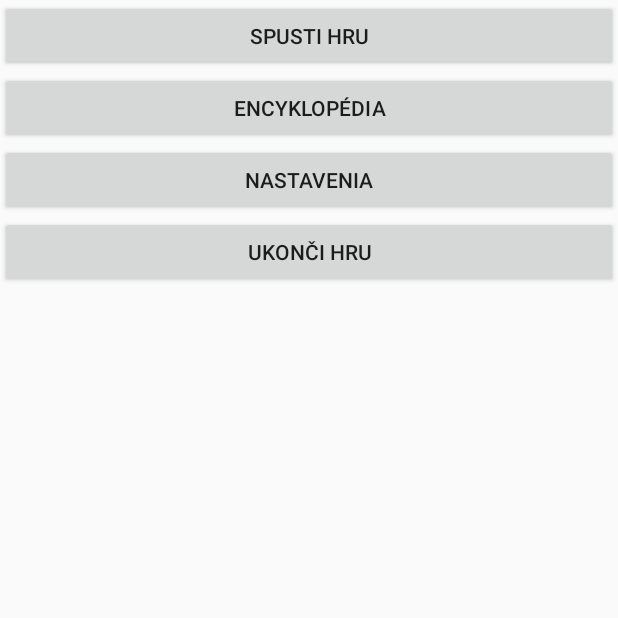
After one commit to AirToggle/SemestralkaQuizVamz, an Android app built with Jetpack Compose: the hl_menu screen opened directly, with no data from a screen before it, on a phone screen of 412 x 824 dp, the top half of it. The commit adds this screen. Run offline under Robolectric (Android 15) with nearby library versions, the phone set to English and light mode, and no system bars.

Commit message:
1. commit

```diff
--- a/app/build.gradle.kts
+++ b/app/build.gradle.kts
@@ -59,6 +59,7 @@ dependencies {
     implementation("androidx.compose.ui:ui-graphics")
     implementation("androidx.compose.ui:ui-tooling-preview")
     implementation("androidx.compose.material3:material3")
+    implementation("androidx.appcompat:appcompat:1.7.0")
     testImplementation("junit:junit:4.13.2")
     androidTestImplementation("androidx.test.ext:junit:1.1.5")
     androidTestImplementation("androidx.test.espresso:espresso-core:3.5.1")
--- /dev/null
+++ b/app/src/main/java/com/example/semestralka_quiz_geo/Hl_menu.kt
@@ -0,0 +1,43 @@
+package com.example.semestralka_quiz_geo
+
+import android.content.Intent
+import android.os.Bundle
+import android.widget.Button
+import androidx.appcompat.app.AppCompatActivity
+import com.example.semestralka_quiz_geo.R
+
+class hl_menu :AppCompatActivity() {
+    override fun onCreate(savedInstanceState : Bundle?) {
+
+        super.onCreate(savedInstanceState)
+        setContentView(R.layout.hl_menu) // ktoré ekno sa pouzíva
+        val buttonSpusti: Button = findViewById(R.id.spusti_hru) // spojazdnenie buttonu
+        val buttonEncyklopedia: Button = findViewById(R.id.encyklopedia)
+        val buttonNastavenia: Button = findViewById(R.id.nastavenia)
+        val buttonUkonci_hru: Button = findViewById(R.id.ukonci_hru)
+
+
+        buttonSpusti.setOnClickListener {
+            val intent = Intent(this, hl_menu::class.java)
+            startActivity(intent)
+            finishAffinity()
+        }
+
+        buttonEncyklopedia.setOnClickListener {
+            val intent = Intent(this, hl_menu::class.java)
+            startActivity(intent)
+            finishAffinity()
+        }
+
+        buttonNastavenia.setOnClickListener {
+            val intent = Intent(this, hl_menu::class.java)
+            startActivity(intent)
+            finishAffinity()
+        }
+
+        buttonUkonci_hru.setOnClickListener {
+            finishAffinity()
+        }
+    }
+
+}
--- /dev/null
+++ b/app/src/main/res/layout/hl_menu.xml
@@ -0,0 +1,30 @@
+<?xml version="1.0" encoding="utf-8"?>
+<LinearLayout xmlns:android="http://schemas.android.com/apk/res/android"
+    android:orientation="vertical"
+    android:layout_width="match_parent"
+    android:layout_height="match_parent">
+
+    <Button
+        android:id="@+id/spusti_hru"
+        android:layout_width="match_parent"
+        android:layout_height="wrap_content"
+        android:text="Spusti hru" />
+
+    <Button
+        android:id="@+id/encyklopedia"
+        android:layout_width="match_parent"
+        android:layout_height="wrap_content"
+        android:text="Encyklopédia" />
+
+    <Button
+        android:id="@+id/nastavenia"
+        android:layout_width="match_parent"
+        android:layout_height="wrap_content"
+        android:text="Nastavenia" />
+
+    <Button
+        android:id="@+id/ukonci_hru"
+        android:layout_width="match_parent"
+        android:layout_height="wrap_content"
+        android:text="Ukonči hru" />
+</LinearLayout>
--- a/build.gradle.kts
+++ b/build.gradle.kts
@@ -1,5 +1,5 @@
 // Top-level build file where you can add configuration options common to all sub-projects/modules.
 plugins {
-    id("com.android.application") version "8.2.2" apply false
+    id("com.android.application") version "8.4.1" apply false
     id("org.jetbrains.kotlin.android") version "1.9.0" apply false
 }
```
Also changed, not shown: app/src/main/AndroidManifest.xml (+10 -1 lines), app/src/main/java/com/example/semestralka_quiz_geo/MainActivity.kt (+16 -38 lines), app/src/main/res/layout/main.xml (added, +35 -0 lines), gradle/wrapper/gradle-wrapper.properties.
